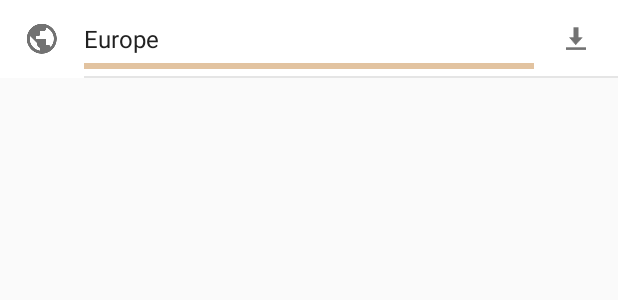
After one commit to vasskob/OSMsemple, an Android app: the layout item_country.xml on its own in the app's theme, with its tools: preview values and no code run, on a phone screen of 412 x 824 dp. The commit adds this screen. Shown: the top 300 px of the screen. Run offline under Robolectric (Android 15) with nearby library versions, the phone set to English and light mode, and no system bars.

Commit message:
Add country model/presentation level

```diff
--- a/app/src/main/java/com/vasskob/downloadmaps/presentation/main/country/view/CountryView.java
+++ b/app/src/main/java/com/vasskob/downloadmaps/presentation/main/country/view/CountryView.java
@@ -3,7 +3,7 @@ package com.vasskob.downloadmaps.presentation.main.country.view;
 import com.arellomobile.mvp.MvpView;
 import com.arellomobile.mvp.viewstate.strategy.AddToEndSingleStrategy;
 import com.arellomobile.mvp.viewstate.strategy.StateStrategyType;
-import com.vasskob.downloadmaps.domain.model.Region;
+import com.vasskob.downloadmaps.domain.model.Country;
 
 import java.util.List;
 
@@ -11,5 +11,5 @@ import java.util.List;
 public interface CountryView extends MvpView {
     void showLoadingDialog();
     void showLoadingProgress();
-    void showRegions(List<Region> regionList);
+    void showCountries(List<Country> countries);
 }
--- /dev/null
+++ b/app/src/main/res/layout/item_country.xml
@@ -0,0 +1,67 @@
+<?xml version="1.0" encoding="utf-8"?>
+<RelativeLayout
+    xmlns:android="http://schemas.android.com/apk/res/android"
+    xmlns:tools="http://schemas.android.com/tools"
+    android:id="@+id/rl_item_container"
+    android:layout_width="match_parent"
+    android:layout_height="@dimen/region_item_height"
+    android:background="@color/colorItemBg">
+
+    <ImageView
+        android:id="@+id/iv_globe"
+        android:layout_width="wrap_content"
+        android:layout_height="wrap_content"
+        android:layout_alignParentStart="true"
+        android:layout_centerInParent="true"
+        android:layout_marginStart="@dimen/default_margin"
+        android:contentDescription="@string/app_name"
+        android:src="@drawable/ic_world_globe_dark_gr"/>
+
+    <TextView
+        android:id="@+id/tv_region_name"
+        android:layout_width="wrap_content"
+        android:layout_height="wrap_content"
+        android:layout_centerInParent="true"
+        android:layout_marginStart="@dimen/default_margin"
+        android:layout_toEndOf="@+id/iv_globe"
+        android:layout_toStartOf="@+id/iv_download"
+        android:gravity="start"
+        android:textColor="@color/region_item_title_text_color"
+        android:textSize="@dimen/region_item_title_text_size"
+        tools:text="Europe"/>
+
+    <ProgressBar
+        android:id="@+id/pb_loading"
+        style="?android:attr/progressBarStyleHorizontal"
+        android:layout_width="match_parent"
+        android:layout_height="wrap_content"
+        android:layout_below="@+id/tv_region_name"
+        android:layout_marginStart="@dimen/default_margin"
+        android:layout_toEndOf="@+id/iv_globe"
+        android:layout_toStartOf="@+id/iv_download"
+        android:scaleY="1"
+        android:secondaryProgress="100"
+        android:visibility="invisible"
+        tools:visibility="visible"/>
+
+    <ImageView
+        android:id="@+id/iv_download"
+        android:layout_width="wrap_content"
+        android:layout_height="wrap_content"
+        android:layout_alignParentEnd="true"
+        android:layout_centerInParent="true"
+        android:padding="@dimen/default_margin"
+        android:contentDescription="@string/app_name"
+        android:src="@drawable/ic_download_selector"
+        android:visibility="invisible"
+        tools:visibility="visible"/>
+
+    <View
+        android:layout_width="match_parent"
+        android:layout_height="@dimen/region_item_divider_height"
+        android:layout_alignParentBottom="true"
+        android:layout_marginStart="@dimen/default_margin"
+        android:layout_toEndOf="@+id/iv_globe"
+        android:background="@color/colorItemDivider"/>
+
+</RelativeLayout>
```
Also changed, not shown: app/src/main/java/com/vasskob/downloadmaps/domain/model/Country.java (added, +186 -0 lines), app/src/main/java/com/vasskob/downloadmaps/presentation/main/country/presenter/CountryPresenter.java (+26 -5 lines), app/src/main/java/com/vasskob/downloadmaps/presentation/main/country/view/CountryFragment.java (+85 -22 lines), app/src/main/java/com/vasskob/downloadmaps/presentation/main/country/view/adapter/CountryAdapter.java (added, +54 -0 lines), app/src/main/java/com/vasskob/downloadmaps/presentation/main/country/view/adapter/CountryDiffCallback.java (added, +41 -0 lines), app/src/main/java/com/vasskob/downloadmaps/presentation/main/country/view/adapter/CountryViewHolder.java (added, +77 -0 lines).
